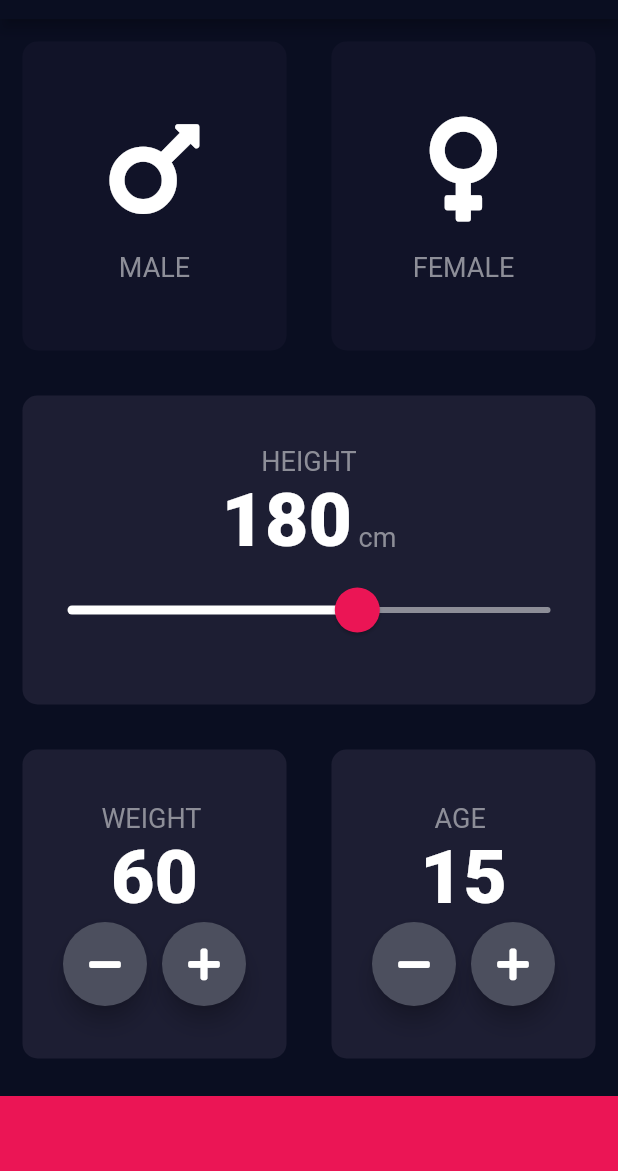
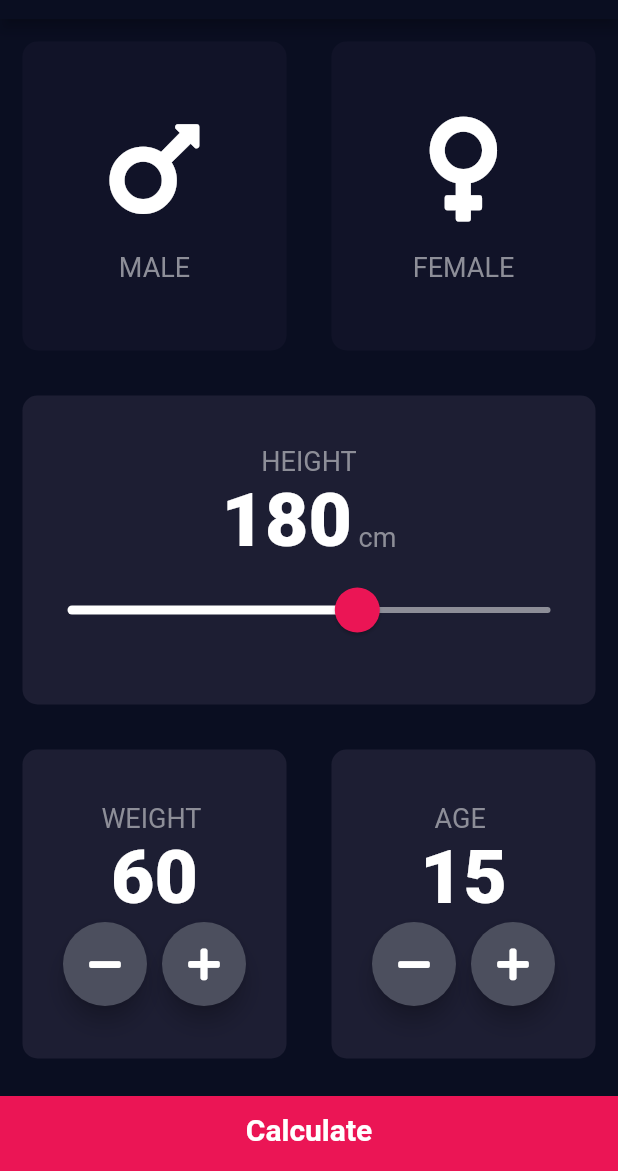
Before and after one commit to Eshanatnight/bmi-calc, a Flutter app: the screen it shows after launch, on a phone screen of 412 x 824 dp, the part 65-1236 px from its top. Run offline on Flutter 3.47's test engine with Material 2 defaults, Android fonts, the phone set to English and light mode, and no system bars; our stand-ins replace font_awesome_flutter.

Commit message:
Front Done

```diff
--- /dev/null
+++ b/lib/components/BottomButton.dart
@@ -0,0 +1,28 @@
+import 'package:flutter/material.dart';
+import 'constant.dart';
+
+class BottomButton extends StatelessWidget {
+  final Function onTap;
+  final String buttonTitle;
+
+  BottomButton({@required this.onTap, @required this.buttonTitle});
+
+  @override
+  Widget build(BuildContext context) {
+    return GestureDetector(
+      onTap: onTap,
+      child: Container(
+        color: kBottomContainerColor,
+        margin: EdgeInsets.only(top: 10.0),
+        padding: EdgeInsets.only(bottom: 5.0),
+        width: double.infinity,
+        height: kBottomContainerHeight,
+        child: Center(
+            child: Text(
+              buttonTitle,
+              style: kLargeButtonTextStyle,
+            )),
+      ),
+    );
+  }
+}
--- /dev/null
+++ b/lib/components/constant.dart
@@ -0,0 +1,46 @@
+import 'package:flutter/material.dart';
+
+const kLabelTextStyle = TextStyle(
+  fontSize: 18.0,
+  color: Color(0xFF8D8E98),
+);
+
+const kBottomContainerHeight = 50.0;
+const kActiveCardColor = Color(0xFF1D1E33);
+const kInactiveCardColor = Color(0xFF111328);
+const kBottomContainerColor = Color(0xFFEB1555);
+
+const kNumberTextStyle = TextStyle(
+    fontSize: 50.0,
+    fontWeight: FontWeight.w900
+);
+
+const double kMaxHeight = 220.0;
+const double kMinHeight = 120.0;
+
+const kLargeButtonTextStyle = TextStyle(
+  fontSize: 20,
+  fontWeight: FontWeight.bold,
+);
+
+const kTitleTextStyle = TextStyle(
+  fontSize: 50.0,
+  fontWeight: FontWeight.bold,
+);
+
+const k_ResultTextStyle = TextStyle(
+  color: Color(0xff24d876),
+  fontWeight: FontWeight.bold,
+  fontSize: 22.0
+);
+
+const kBMITextStyle = TextStyle(
+  color: Colors.white,
+  fontSize: 100.0,
+  fontWeight: FontWeight.bold
+);
+
+const kBodyTextStyle = TextStyle(
+    color: Colors.white,
+    fontSize: 22.0,
+);
--- a/lib/constant.dart
+++ /dev/null
@@ -1,19 +0,0 @@
-import 'package:flutter/material.dart';
-
-const kLabelTextStyle = TextStyle(
-  fontSize: 18.0,
-  color: Color(0xFF8D8E98),
-);
-
-const kBottomContainerHeight = 50.0;
-const kActiveCardColor = Color(0xFF1D1E33);
-const kInactiveCardColor = Color(0xFF111328);
-const kBottomContainerColor = Color(0xFFEB1555);
-
-const kNumberTextStyle = TextStyle(
-    fontSize: 50.0,
-    fontWeight: FontWeight.w900
-);
-
-const double kMaxHeight = 220.0;
-const double kMinHeight = 120.0;
--- a/lib/main.dart
+++ b/lib/main.dart
@@ -1,5 +1,5 @@
 import 'package:flutter/material.dart';
-import 'input_page.dart';
+import 'views/input_page.dart';
 
 void main() => runApp(BMICalculator());
 
--- a/lib/input_page.dart
+++ b/lib/views/input_page.dart
@@ -1,9 +1,11 @@
 import 'package:flutter/material.dart';
 import 'package:font_awesome_flutter/font_awesome_flutter.dart';
-import 'reusable_card.dart';
-import 'icon_content.dart';
-import "constant.dart";
-import 'RoundIconButton.dart';
+import '../components/reusable_card.dart';
+import '../components/icon_content.dart';
+import '../components/constant.dart';
+import '../components/RoundIconButton.dart';
+import './results_page.dart';
+import '../components/BottomButton.dart';
 
 enum Gender { male, female }
 
@@ -221,11 +223,16 @@ class _InputPageState extends State<InputPage> {
               ),
             ]),
           ),
-          Container(
-            color: kBottomContainerColor,
-            margin: EdgeInsets.only(top: 10.0),
-            width: double.infinity,
-            height: kBottomContainerHeight,
+          BottomButton(
+            buttonTitle: "Calculate",
+            onTap: () {
+              Navigator.push(
+                context,
+                MaterialPageRoute(
+                  builder: (context) => ResultsPage(),
+                ),
+              );
+            },
           ),
         ],
       ),
```
Also changed, not shown: lib/views/results_page.dart (added, +59 -0 lines), lib/components/RoundIconButton.dart (renamed from lib/RoundIconButton.dart), lib/components/icon_content.dart (renamed from lib/icon_content.dart), lib/components/reusable_card.dart (renamed from lib/reusable_card.dart).
